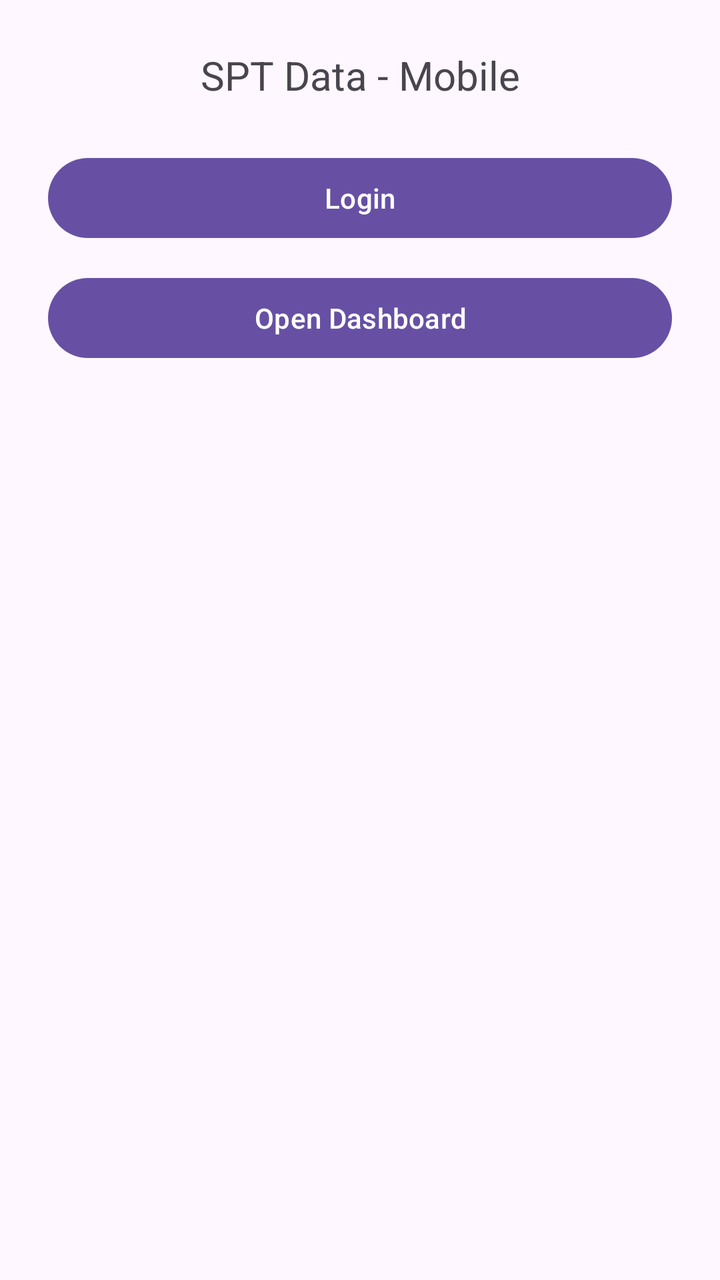
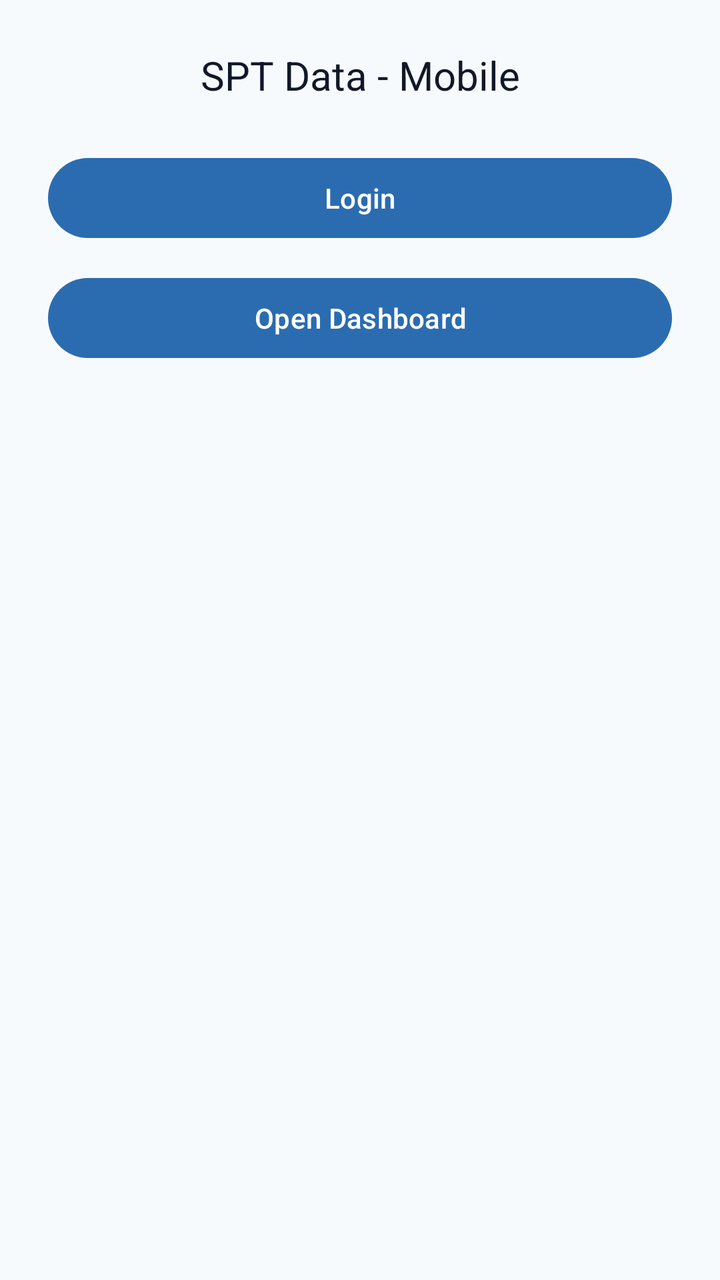

The first picture is an Android layout as it rendered before a commit; the second is the same layout after the commit. The layout source and the unified diff follow.
<!-- AndroidManifest.xml: application theme Theme.MyApplication -->
<!-- res/layout/activity_main.xml -->
<?xml version="1.0" encoding="utf-8"?>
<androidx.constraintlayout.widget.ConstraintLayout xmlns:android="http://schemas.android.com/apk/res/android"
    xmlns:app="http://schemas.android.com/apk/res-auto"
    xmlns:tools="http://schemas.android.com/tools"
    android:id="@+id/main"
    android:layout_width="match_parent"
    android:layout_height="match_parent"
    tools:context=".MainActivity">

    <TextView
        android:id="@+id/tv_title"
        android:layout_width="wrap_content"
        android:layout_height="wrap_content"
        android:text="SPT Data - Mobile"
        android:textSize="20sp"
        app:layout_constraintTop_toTopOf="parent"
        app:layout_constraintStart_toStartOf="parent"
        app:layout_constraintEnd_toEndOf="parent"
        android:layout_marginTop="24dp" />

    <Button
        android:id="@+id/btn_login"
        android:layout_width="0dp"
        android:layout_height="wrap_content"
        android:text="Login"
        app:layout_constraintTop_toBottomOf="@id/tv_title"
        app:layout_constraintStart_toStartOf="parent"
        app:layout_constraintEnd_toEndOf="parent"
        android:layout_marginStart="24dp"
        android:layout_marginEnd="24dp"
        android:layout_marginTop="24dp" />

    <Button
        android:id="@+id/btn_dashboard"
        android:layout_width="0dp"
        android:layout_height="wrap_content"
        android:text="Open Dashboard"
        app:layout_constraintTop_toBottomOf="@id/btn_login"
        app:layout_constraintStart_toStartOf="parent"
        app:layout_constraintEnd_toEndOf="parent"
        android:layout_marginStart="24dp"
        android:layout_marginEnd="24dp"
        android:layout_marginTop="12dp" />

</androidx.constraintlayout.widget.ConstraintLayout>
<!-- resources referenced by this layout -->
<resources>
  <style name="Theme.MyApplication" parent="Base.Theme.MyApplication" />
  <style name="Base.Theme.MyApplication" parent="Theme.Material3.DayNight.NoActionBar">
          
          
      </style>
</resources>

<!-- the commit's change to res/layout/activity_main.xml (unified diff, before → after) -->
@@ -19,6 +19,7 @@
         android:layout_marginTop="24dp" />
 
     <Button
+        style="@style/AppButton"
         android:id="@+id/btn_login"
         android:layout_width="0dp"
         android:layout_height="wrap_content"
@@ -31,6 +32,7 @@
         android:layout_marginTop="24dp" />
 
     <Button
+        style="@style/AppButton"
         android:id="@+id/btn_dashboard"
         android:layout_width="0dp"
         android:layout_height="wrap_content"
<!-- resource entries referenced after the edit -->
@@ -2,8 +2,17 @@
 <resources>
   <style name="Theme.MyApplication" parent="Base.Theme.MyApplication" />
   <style name="Base.Theme.MyApplication" parent="Theme.Material3.DayNight.NoActionBar">
-          
-          
+          <item name="colorPrimary">@color/primary</item>
+          <item name="colorPrimaryVariant">@color/primary_variant</item>
+          <item name="colorOnPrimary">@color/on_primary</item>
+          <item name="android:colorBackground">@color/background</item>
+          <item name="android:textColor">@color/text_primary</item>
+          <item name="android:windowBackground">@color/background</item>
       </style>
+  <color name="primary">#2B6CB0</color>
+  <color name="primary_variant">#245a93</color>
+  <color name="on_primary">#FFFFFFFF</color>
+  <color name="background">#F7FAFC</color>
+  <color name="text_primary">#111827</color>
 </resources>
 
